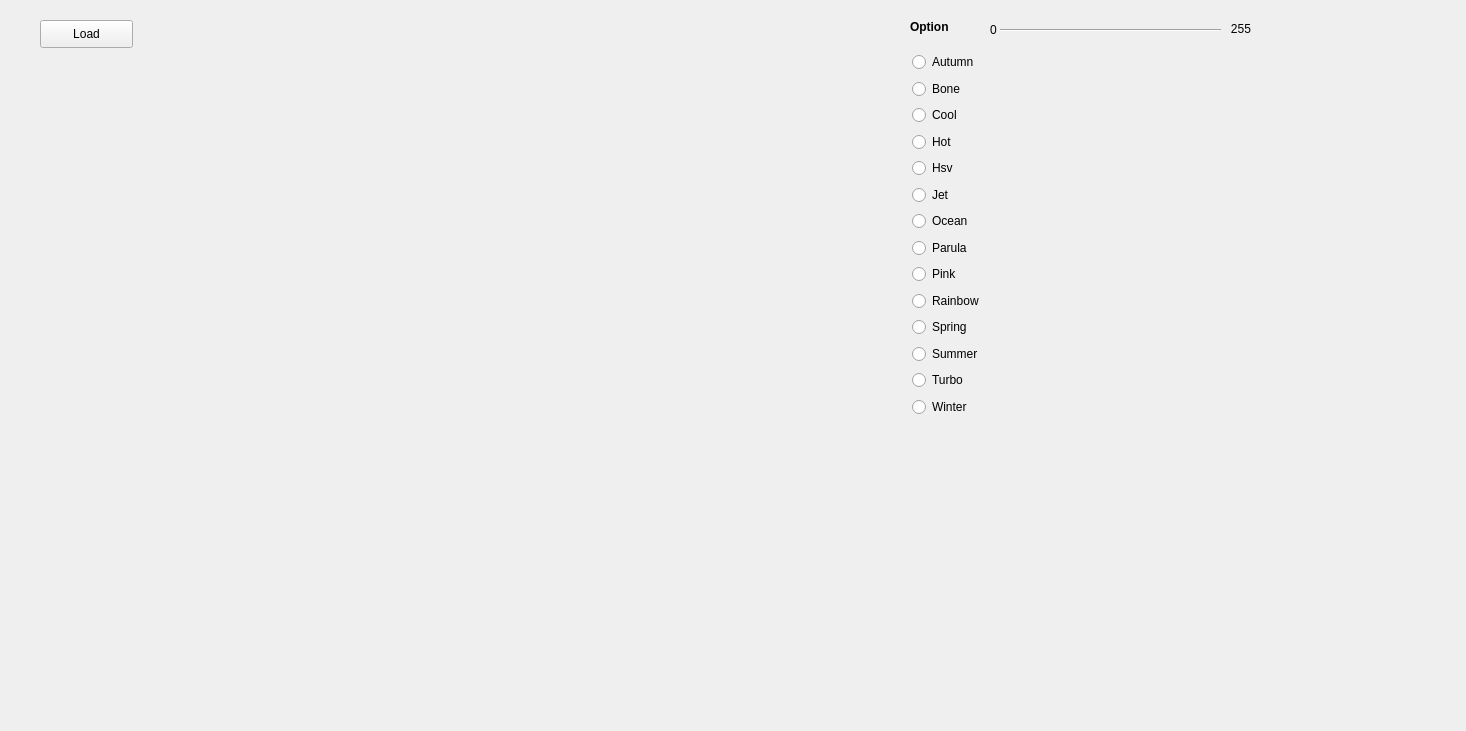
Qt form widget.ui (renhaofan/ColorMap-RangeMap-Visualization) before a commit.
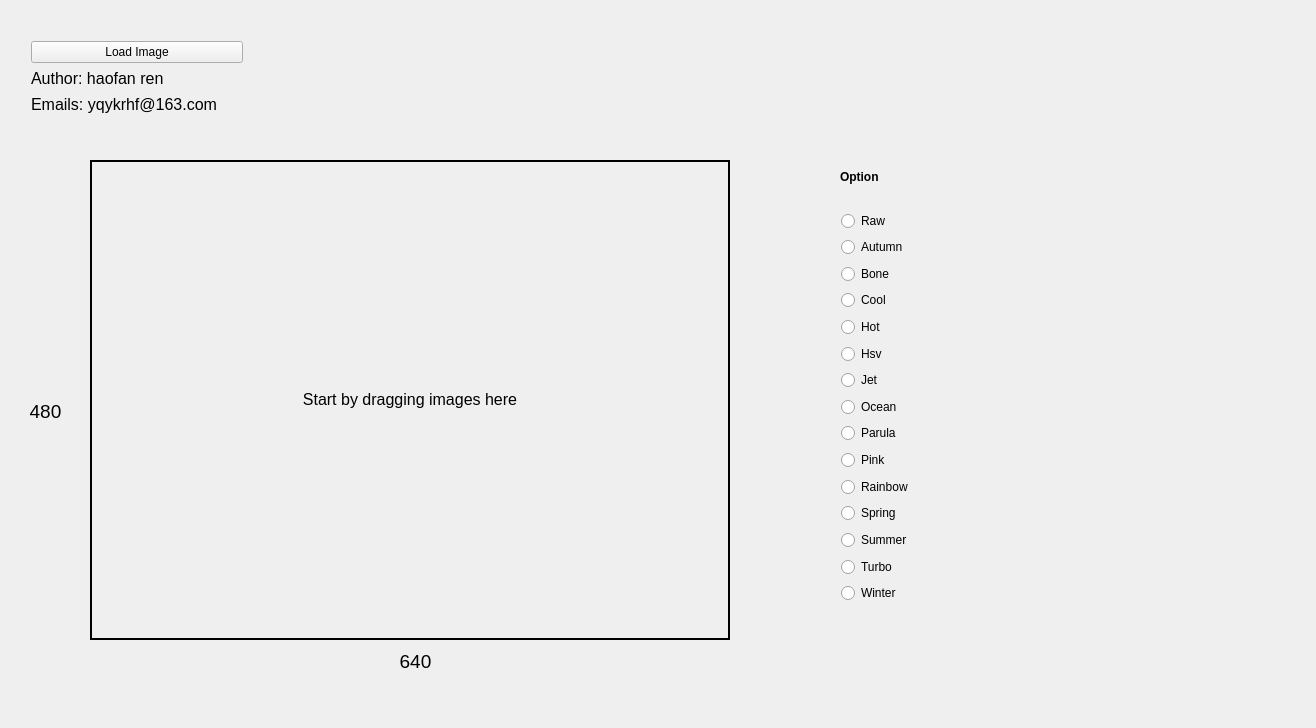
The same form after that commit. Icons and pictures are not drawn.

Commit message: add rawRadioButton option

```diff
--- a/widget.ui
+++ b/widget.ui
@@ -6,8 +6,8 @@
    <rect>
     <x>0</x>
     <y>0</y>
-    <width>1466</width>
-    <height>731</height>
+    <width>1316</width>
+    <height>728</height>
    </rect>
   </property>
   <property name="cursor">
@@ -16,62 +16,18 @@
   <property name="windowTitle">
    <string>Widget</string>
   </property>
-  <widget class="QLabel" name="StartScaleLabel">
-   <property name="enabled">
-    <bool>true</bool>
-   </property>
-   <property name="geometry">
-    <rect>
-     <x>990</x>
-     <y>20</y>
-     <width>20</width>
-     <height>20</height>
-    </rect>
-   </property>
-   <property name="text">
-    <string>&lt;html&gt;&lt;head/&gt;&lt;body&gt;&lt;p&gt;0&lt;/p&gt;&lt;/body&gt;&lt;/html&gt;</string>
-   </property>
-  </widget>
-  <widget class="QLabel" name="EndScaleLabel">
-   <property name="enabled">
-    <bool>true</bool>
-   </property>
-   <property name="geometry">
-    <rect>
-     <x>1220</x>
-     <y>19</y>
-     <width>31</width>
-     <height>21</height>
-    </rect>
-   </property>
-   <property name="text">
-    <string>&lt;html&gt;&lt;head/&gt;&lt;body&gt;&lt;p&gt;255&lt;/p&gt;&lt;/body&gt;&lt;/html&gt;</string>
-   </property>
-   <property name="alignment">
-    <set>Qt::AlignRight|Qt::AlignTrailing|Qt::AlignVCenter</set>
-   </property>
-  </widget>
-  <widget class="Line" name="ScaleLine">
-   <property name="geometry">
-    <rect>
-     <x>1000</x>
-     <y>20</y>
-     <width>221</width>
-     <height>20</height>
-    </rect>
-   </property>
-   <property name="orientation">
-    <enum>Qt::Horizontal</enum>
-   </property>
-  </widget>
+  <property name="windowIcon">
+   <iconset>
+    <normaloff>logo/logo.ico</normaloff>logo/logo.ico</iconset>
+  </property>
   <widget class="QLabel" name="OptionLabel">
    <property name="enabled">
     <bool>true</bool>
    </property>
    <property name="geometry">
     <rect>
-     <x>910</x>
-     <y>20</y>
+     <x>840</x>
+     <y>170</y>
      <width>56</width>
      <height>15</height>
     </rect>
@@ -80,44 +36,132 @@
     <string>&lt;html&gt;&lt;head/&gt;&lt;body&gt;&lt;p&gt;&lt;span style=&quot; font-weight:600;&quot;&gt;Option&lt;/span&gt;&lt;/p&gt;&lt;/body&gt;&lt;/html&gt;</string>
    </property>
   </widget>
-  <widget class="QPushButton" name="LoadButton">
-   <property name="geometry">
-    <rect>
-     <x>40</x>
-     <y>20</y>
-     <width>93</width>
-     <height>28</height>
-    </rect>
-   </property>
-   <property name="text">
-    <string>Load</string>
-   </property>
-  </widget>
   <widget class="QLabel" name="RawImageLabel">
    <property name="geometry">
     <rect>
      <x>90</x>
-     <y>170</y>
+     <y>160</y>
      <width>640</width>
      <height>480</height>
     </rect>
    </property>
+   <property name="styleSheet">
+    <string notr="true">border-width: 2px;
+border-style: solid;
+border-color: rgb(0, 0, 0);</string>
+   </property>
    <property name="text">
-    <string/>
+    <string>&lt;html&gt;&lt;head/&gt;&lt;body&gt;&lt;p&gt;&lt;span style=&quot; font-size:12pt;&quot;&gt;Start by dragging images here&lt;/span&gt;&lt;/p&gt;&lt;/body&gt;&lt;/html&gt;</string>
    </property>
    <property name="alignment">
     <set>Qt::AlignCenter</set>
    </property>
   </widget>
+  <widget class="QLabel" name="WidthLabel">
+   <property name="enabled">
+    <bool>true</bool>
+   </property>
+   <property name="geometry">
+    <rect>
+     <x>370</x>
+     <y>650</y>
+     <width>91</width>
+     <height>21</height>
+    </rect>
+   </property>
+   <property name="text">
+    <string>&lt;html&gt;&lt;head/&gt;&lt;body&gt;&lt;p&gt;&lt;span style=&quot; font-size:14pt;&quot;&gt;640&lt;/span&gt;&lt;br/&gt;&lt;/p&gt;&lt;/body&gt;&lt;/html&gt;</string>
+   </property>
+   <property name="alignment">
+    <set>Qt::AlignCenter</set>
+   </property>
+  </widget>
+  <widget class="QLabel" name="HeightLabel">
+   <property name="enabled">
+    <bool>true</bool>
+   </property>
+   <property name="geometry">
+    <rect>
+     <x>0</x>
+     <y>400</y>
+     <width>91</width>
+     <height>21</height>
+    </rect>
+   </property>
+   <property name="text">
+    <string>&lt;html&gt;&lt;head/&gt;&lt;body&gt;&lt;p&gt;&lt;span style=&quot; font-size:14pt;&quot;&gt;480&lt;/span&gt;&lt;/p&gt;&lt;/body&gt;&lt;/html&gt;</string>
+   </property>
+   <property name="alignment">
+    <set>Qt::AlignCenter</set>
+   </property>
+  </widget>
   <widget class="QWidget" name="">
    <property name="geometry">
     <rect>
-     <x>901</x>
-     <y>41</y>
-     <width>350</width>
-     <height>387</height>
+     <x>20</x>
+     <y>30</y>
+     <width>234</width>
+     <height>95</height>
     </rect>
    </property>
+   <layout class="QVBoxLayout" name="verticalLayout_3">
+    <item>
+     <layout class="QVBoxLayout" name="verticalLayout_2">
+      <item>
+       <widget class="QPushButton" name="LoadButton">
+        <property name="styleSheet">
+         <string notr="true"/>
+        </property>
+        <property name="text">
+         <string>Load Image</string>
+        </property>
+       </widget>
+      </item>
+      <item>
+       <widget class="QLabel" name="AuthorLabel">
+        <property name="text">
+         <string>&lt;html&gt;&lt;head/&gt;&lt;body&gt;&lt;p&gt;&lt;span style=&quot; font-size:12pt;&quot;&gt;Author: haofan ren&lt;/span&gt;&lt;/p&gt;&lt;/body&gt;&lt;/html&gt;</string>
+        </property>
+        <property name="alignment">
+         <set>Qt::AlignLeading|Qt::AlignLeft|Qt::AlignVCenter</set>
+        </property>
+       </widget>
+      </item>
+      <item>
+       <widget class="QLabel" name="EmailLabel">
+        <property name="text">
+         <string>&lt;html&gt;&lt;head/&gt;&lt;body&gt;&lt;p&gt;&lt;span style=&quot; font-size:12pt;&quot;&gt;Emails: yqykrhf@163.com&lt;/span&gt;&lt;/p&gt;&lt;/body&gt;&lt;/html&gt;</string>
+        </property>
+        <property name="alignment">
+         <set>Qt::AlignLeading|Qt::AlignLeft|Qt::AlignVCenter</set>
+        </property>
+       </widget>
+      </item>
+     </layout>
+    </item>
+   </layout>
+  </widget>
+  <widget class="QWidget" name="">
+   <property name="geometry">
+    <rect>
+     <x>830</x>
+     <y>200</y>
+     <width>402</width>
+     <height>415</height>
+    </rect>
+   </property>
+   <layout class="QVBoxLayout" name="verticalLayout_4">
+    <item>
+     <widget class="QRadioButton" name="RawRadioButton">
+      <property name="text">
+       <string>Raw</string>
+      </property>
+      <property name="checked">
+       <bool>false</bool>
+      </property>
+     </widget>
+    </item>
+    <item>
    <layout class="QVBoxLayout" name="verticalLayout">
     <item>
      <layout class="QHBoxLayout" name="horizontalLayout">
@@ -413,6 +457,8 @@
          <pixmap resource="colormapScale/colormapscale.qrc">:/images/winter.jpg</pixmap>
         </property>
        </widget>
+        </item>
+       </layout>
       </item>
      </layout>
     </item>
```
Lines whose indentation alone changed are shown as unchanged. The commit also changes 5 other files.
